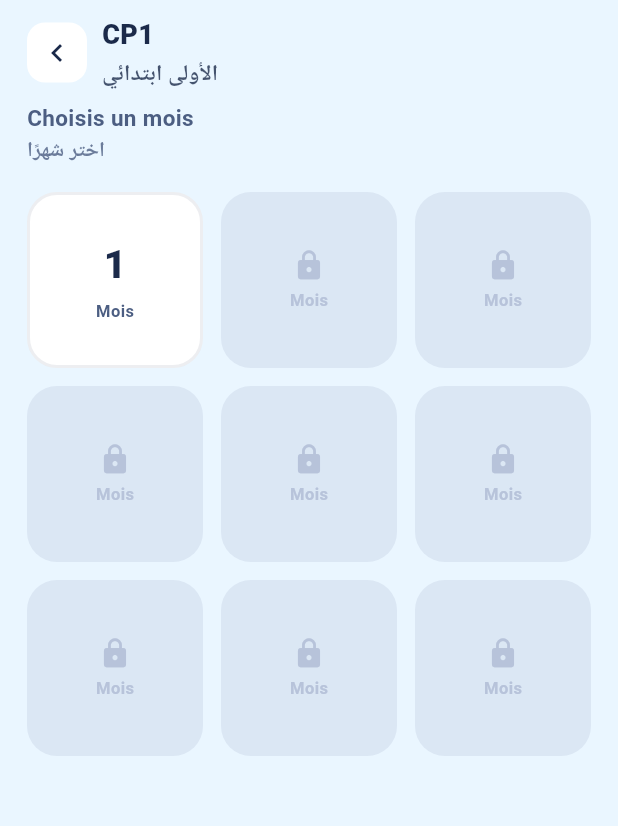
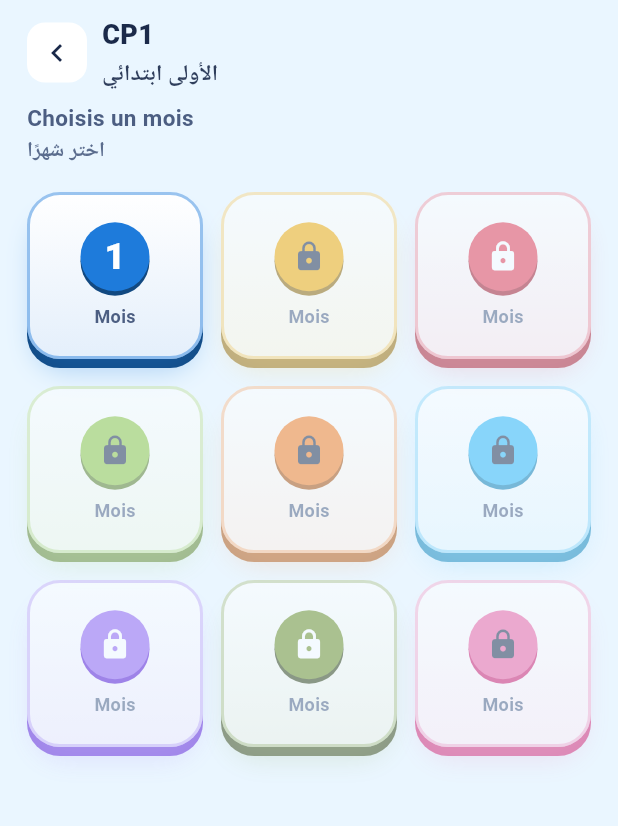
Before and after one commit to TAHA-MHT/TAALIM_IA, a Flutter app: the screen it shows after launch, after a tap on "CP1", on a phone screen of 412 x 824 dp, the part 93-919 px from its top. Run offline on Flutter 3.47's test engine with Material 3 defaults, Android fonts, the phone set to English and light mode, and no system bars; our stand-ins replace flutter_tts, shared_preferences; statements that could not run were skipped.

Commit message:
Enhance BiLabel and Subject with imagePath and shadows
Added optional shadows parameter to BiLabel and updated its usage in the widget tree. Enhanced Subject class to include imagePath and updated subjects list with image paths. Refactored _LevelCard and _SubjectCard to use imagePath and improve visual representation.

```diff
--- a/lib/main.dart
+++ b/lib/main.dart
@@ -318,6 +318,7 @@
   final FontWeight weight;
   final Color color;
   final TextAlign align;
+  final List<Shadow>? shadows;
 
   const BiLabel({
     super.key,
@@ -328,6 +329,7 @@
     this.weight = FontWeight.w800,
     this.color = AppColors.ink,
     this.align = TextAlign.start,
+    this.shadows,
   });
 
   @override
@@ -336,11 +338,11 @@
       crossAxisAlignment: align == TextAlign.center ? CrossAxisAlignment.center : CrossAxisAlignment.start,
       mainAxisSize: MainAxisSize.min,
       children: [
-        Text(fr, textAlign: align, style: TextStyle(fontWeight: weight, fontSize: frSize, color: color)),
+        Text(fr, textAlign: align, style: TextStyle(fontWeight: weight, fontSize: frSize, color: color, shadows: shadows)),
         const SizedBox(height: 2),
         Directionality(
           textDirection: TextDirection.rtl,
-          child: Text(ar, textAlign: align, style: TextStyle(fontWeight: weight, fontSize: arSize, color: color.withValues(alpha: 0.8))),
+          child: Text(ar, textAlign: align, style: TextStyle(fontWeight: weight, fontSize: arSize, color: color.withValues(alpha: 0.9), shadows: shadows)),
         ),
       ],
     );
@@ -545,6 +547,25 @@
   static const error = Color(0xFFE84855);
   static const locked = Color(0xFFB7C3DA);
 
+  // Accents 3D des matières (assortis aux icônes)
+  static const accentLecture = Color(0xFF1E7BDB);
+  static const accentCalcul = Color(0xFFE5384F);
+  static const accentLangage = Color(0xFFF2A900);
+  static const accentEcriture = Color(0xFF17A589);
+
+  // Couleurs des 9 mois
+  static const monthAccents = [
+    Color(0xFF1E7BDB), // 1 bleu
+    Color(0xFFF2A900), // 2 jaune
+    Color(0xFFE5384F), // 3 rouge
+    Color(0xFF8CC63F), // 4 vert citron
+    Color(0xFFF57C1F), // 5 orange
+    Color(0xFF29B6F6), // 6 bleu ciel
+    Color(0xFF8E5CF0), // 7 violet
+    Color(0xFF6B8E23), // 8 vert olive
+    Color(0xFFEC5FA0), // 9 rose
+  ];
+
   // Couleurs du drapeau tchadien
   static const chadBlue = Color(0xFF002664);
   static const chadYellow = Color(0xFFFECB00);
@@ -559,6 +580,7 @@
 class Subject {
   final String key;
   final String emoji;
+  final String imagePath;
   final String nameFr;
   final String nameAr;
   final Color color;
@@ -568,6 +590,7 @@
   const Subject({
     required this.key,
     required this.emoji,
+    required this.imagePath,
     required this.nameFr,
     required this.nameAr,
     required this.color,
@@ -577,10 +600,10 @@
 }
 
 const List<Subject> subjects = [
-  Subject(key: 'lecture', emoji: '🔤', nameFr: 'Lecture', nameAr: 'القراءة', color: AppColors.lecture, colorSoft: AppColors.lectureSoft),
-  Subject(key: 'calcul', emoji: '🔢', nameFr: 'Calcul', nameAr: 'الحساب', color: AppColors.calcul, colorSoft: AppColors.calculSoft),
-  Subject(key: 'langage', emoji: '🖼️', nameFr: 'Langage & images', nameAr: 'اللغة والصور', color: AppColors.langage, colorSoft: AppColors.langageSoft),
-  Subject(key: 'ecriture', emoji: '✏️', nameFr: 'Écriture', nameAr: 'الكتابة', color: AppColors.ecriture, colorSoft: AppColors.ecritureSoft),
+  Subject(key: 'lecture', emoji: '🔤', imagePath: 'assets/icon/subj_lecture-1.jpg', nameFr: 'Lecture', nameAr: 'القراءة', color: AppColors.accentLecture, colorSoft: AppColors.lectureSoft),
+  Subject(key: 'calcul', emoji: '🔢', imagePath: 'assets/icon/subj_calcul-1.jpg', nameFr: 'Calcul', nameAr: 'الحساب', color: AppColors.accentCalcul, colorSoft: AppColors.calculSoft),
+  Subject(key: 'langage', emoji: '🖼️', imagePath: 'assets/icon/subj_langage-1.jpg', nameFr: 'Langage & images', nameAr: 'اللغة والصور', color: AppColors.accentLangage, colorSoft: AppColors.langageSoft),
+  Subject(key: 'ecriture', emoji: '✏️', imagePath: 'assets/icon/subj_ecriture-1.jpg', nameFr: 'Écriture', nameAr: 'الكتابة', color: AppColors.accentEcriture, colorSoft: AppColors.ecritureSoft),
 ];
 
 Subject subjectByKey(String key) => subjects.firstWhere((s) => s.key == key, orElse: () => subjects.first);
@@ -704,7 +727,7 @@
                   Expanded(
                     child: _LevelCard(
                       color: AppColors.cp1,
-                      emoji: '🌱',
+                      imagePath: 'assets/icon/cp1_bg-1.jpg',
                       nameFr: B.cp1Fr,
                       nameAr: B.cp1Ar,
                       hintFr: B.cp1HintFr,
@@ -716,7 +739,7 @@
                   Expanded(
                     child: _LevelCard(
                       color: AppColors.cp2,
-                      emoji: '🌟',
+                      imagePath: 'assets/icon/cp2_bg-1.jpg',
                       nameFr: B.cp2Fr,
                       nameAr: B.cp2Ar,
                       hintFr: B.cp2HintFr,
@@ -736,13 +759,13 @@
 
 class _LevelCard extends StatelessWidget {
   final Color color;
-  final String emoji;
+  final String imagePath;
   final String nameFr, nameAr, hintFr, hintAr;
   final VoidCallback onTap;
 
   const _LevelCard({
     required this.color,
-    required this.emoji,
+    required this.imagePath,
     required this.nameFr,
     required this.nameAr,
     required this.hintFr,
@@ -752,21 +775,38 @@
 
   @override
   Widget build(BuildContext context) {
+    const textShadow = [
+      Shadow(color: Colors.white, blurRadius: 10),
+      Shadow(color: Colors.white, blurRadius: 4),
+    ];
     return Material(
-      color: color,
+      color: Colors.white,
       borderRadius: BorderRadius.circular(28),
+      clipBehavior: Clip.antiAlias,
       child: InkWell(
-        borderRadius: BorderRadius.circular(28),
         onTap: onTap,
-        child: Padding(
-          padding: const EdgeInsets.symmetric(vertical: 26, horizontal: 14),
-          child: Column(
-            children: [
-              Text(emoji, style: const TextStyle(fontSize: 38)),
-              const SizedBox(height: 10),
-              BiLabel(fr: nameFr, ar: nameAr, frSize: 22, arSize: 18, color: Colors.white, align: TextAlign.center),
-              const SizedBox(height: 4),
-              BiLabel(fr: hintFr, ar: hintAr, frSize: 13, arSize: 12, weight: FontWeight.w600, color: Colors.white70, align: TextAlign.center),
+        child: Ink(
+          height: 190,
+          decoration: BoxDecoration(
+            image: DecorationImage(
+              image: AssetImage(imagePath),
+              fit: BoxFit.cover,
+            ),
+          ),
+          child: Stack(
+            children: [
+              Positioned(
+                top: 10,
+                left: 8,
+                right: 8,
+                child: BiLabel(fr: nameFr, ar: nameAr, frSize: 22, arSize: 18, color: AppColors.ink, align: TextAlign.center, shadows: textShadow),
+              ),
+              Positioned(
+                bottom: 8,
+                left: 8,
+                right: 8,
+                child: BiLabel(fr: hintFr, ar: hintAr, frSize: 13, arSize: 12, weight: FontWeight.w600, color: AppColors.ink, align: TextAlign.center, shadows: textShadow),
+              ),
             ],
           ),
         ),
@@ -866,7 +906,7 @@
   }
 }
 
-class _MonthCard extends StatelessWidget {
+class _MonthCard extends StatefulWidget {
   final int month;
   final bool unlocked;
   final VoidCallback onTap;
@@ -874,26 +914,69 @@
   const _MonthCard({required this.month, required this.unlocked, required this.onTap});
 
   @override
+  State<_MonthCard> createState() => _MonthCardState();
+}
+
+class _MonthCardState extends State<_MonthCard> {
+  bool _pressed = false;
+
+  Color _darken(Color c, [double amount = 0.20]) {
+    final hsl = HSLColor.fromColor(c);
+    return hsl.withLightness((hsl.lightness - amount).clamp(0.0, 1.0)).toColor();
+  }
+
+  @override
   Widget build(BuildContext context) {
-    return Material(
-      color: unlocked ? AppColors.surface : AppColors.locked.withValues(alpha: 0.3),
-      borderRadius: BorderRadius.circular(20),
-      child: InkWell(
-        borderRadius: BorderRadius.circular(20),
-        onTap: onTap,
-        child: Container(
+    final accent = AppColors.monthAccents[(widget.month - 1) % AppColors.monthAccents.length];
+    final lip = _darken(accent);
+    // Texte foncé sur les couleurs claires (jaune, citron, orange...), blanc sur les foncées
+    final onAccent = accent.computeLuminance() > 0.23 ? AppColors.ink : Colors.white;
+    final double depth = _pressed ? 2 : 6;
+
+    return Opacity(
+      opacity: widget.unlocked ? 1.0 : 0.5,
+      child: GestureDetector(
+        behavior: HitTestBehavior.opaque,
+        onTapDown: (_) => setState(() => _pressed = true),
+        onTapUp: (_) => setState(() => _pressed = false),
+        onTapCancel: () => setState(() => _pressed = false),
+        onTap: widget.onTap,
+        child: AnimatedContainer(
+          duration: const Duration(milliseconds: 90),
+          curve: Curves.easeOut,
+          margin: EdgeInsets.only(top: 6 - depth, bottom: depth),
+          alignment: Alignment.center,
           decoration: BoxDecoration(
-            borderRadius: BorderRadius.circular(20),
-            border: Border.all(color: unlocked ? AppColors.ink.withValues(alpha: 0.08) : Colors.transparent, width: 2),
-          ),
-          alignment: Alignment.center,
+            borderRadius: BorderRadius.circular(22),
+            gradient: LinearGradient(
+              begin: Alignment.topCenter,
+              end: Alignment.bottomCenter,
+              colors: [Colors.white, Color.lerp(Colors.white, accent, 0.12)!],
+            ),
+            border: Border.all(color: accent.withValues(alpha: 0.45), width: 2),
+            boxShadow: [
+              BoxShadow(color: lip, offset: Offset(0, depth), blurRadius: 0),
+              BoxShadow(color: accent.withValues(alpha: 0.28), offset: Offset(0, depth + 6), blurRadius: 14, spreadRadius: -4),
+            ],
+          ),
           child: Column(
             mainAxisSize: MainAxisSize.min,
             children: [
-              if (!unlocked) const Icon(Icons.lock, color: AppColors.locked, size: 22),
-              if (unlocked) Text('$month', style: const TextStyle(fontWeight: FontWeight.w800, fontSize: 26, color: AppColors.ink)),
-              const SizedBox(height: 4),
-              Text(B.monthFr, style: TextStyle(fontSize: 11, fontWeight: FontWeight.w700, color: unlocked ? AppColors.inkSoft : AppColors.locked)),
+              Container(
+                width: 46,
+                height: 46,
+                alignment: Alignment.center,
+                decoration: BoxDecoration(
+                  color: accent,
+                  shape: BoxShape.circle,
+                  boxShadow: [BoxShadow(color: lip, offset: const Offset(0, 3), blurRadius: 0)],
+                ),
+                child: widget.unlocked
+                    ? Text('${widget.month}', style: TextStyle(fontWeight: FontWeight.w800, fontSize: 24, color: onAccent))
+                    : Icon(Icons.lock_rounded, color: onAccent, size: 22),
+              ),
+              const SizedBox(height: 8),
+              const Text(B.monthFr, style: TextStyle(fontSize: 12, fontWeight: FontWeight.w700, color: AppColors.inkSoft)),
             ],
           ),
         ),
@@ -963,7 +1046,8 @@
                     final s = subjects[i];
                     final best = bestScores[s.key];
                     return _SubjectCard(
-                      color: s.colorSoft,
+                      accent: s.color,
+                      imagePath: s.imagePath,
                       emoji: s.emoji,
                       nameFr: s.nameFr,
                       nameAr: s.nameAr,
@@ -1002,49 +1086,101 @@
   }
 }
 
-class _SubjectCard extends StatelessWidget {
-  final Color color;
+class _SubjectCard extends StatefulWidget {
+  final Color accent;
+  final String imagePath;
   final String emoji;
   final String nameFr, nameAr, bestText;
   final VoidCallback onTap;
   final bool dimmed;
 
-  const _SubjectCard({required this.color, required this.emoji, required this.nameFr, required this.nameAr, required this.bestText, required this.onTap, this.dimmed = false});
+  const _SubjectCard({required this.accent, required this.imagePath, required this.emoji, required this.nameFr, required this.nameAr, required this.bestText, required this.onTap, this.dimmed = false});
+
+  @override
+  State<_SubjectCard> createState() => _SubjectCardState();
+}
+
+class _SubjectCardState extends State<_SubjectCard> {
+  bool _pressed = false;
+
+  Color _darken(Color c, [double amount = 0.20]) {
+    final hsl = HSLColor.fromColor(c);
+    return hsl.withLightness((hsl.lightness - amount).clamp(0.0, 1.0)).toColor();
+  }
 
   @override
   Widget build(BuildContext context) {
+    final accent = widget.accent;
+    final lip = _darken(accent);
+    final double depth = _pressed ? 2 : 7;
+
     return Opacity(
-      opacity: dimmed ? 0.55 : 1.0,
-      child: Material(
-      color: color,
+      opacity: widget.dimmed ? 0.55 : 1.0,
+      child: GestureDetector(
+        behavior: HitTestBehavior.opaque,
+        onTapDown: (_) => setState(() => _pressed = true),
+        onTapUp: (_) => setState(() => _pressed = false),
+        onTapCancel: () => setState(() => _pressed = false),
+        onTap: widget.onTap,
+        child: AnimatedContainer(
+          duration: const Duration(milliseconds: 90),
+          curve: Curves.easeOut,
+          margin: EdgeInsets.only(top: 7 - depth, bottom: depth),
+          padding: const EdgeInsets.all(18),
+          decoration: BoxDecoration(
             borderRadius: BorderRadius.circular(28),
-      child: InkWell(
-        borderRadius: BorderRadius.circular(28),
-        onTap: onTap,
-        child: Padding(
-          padding: const EdgeInsets.all(22),
+            gradient: LinearGradient(
+              begin: Alignment.topCenter,
+              end: Alignment.bottomCenter,
+              colors: [Colors.white, Color.lerp(Colors.white, accent, 0.10)!],
+            ),
+            border: Border.all(color: accent.withValues(alpha: 0.45), width: 2),
+            boxShadow: [
+              BoxShadow(color: lip, offset: Offset(0, depth), blurRadius: 0),
+              BoxShadow(color: accent.withValues(alpha: 0.30), offset: Offset(0, depth + 8), blurRadius: 18, spreadRadius: -4),
+            ],
+          ),
           child: Row(
             children: [
               Container(
-                width: 56,
-                height: 56,
-                decoration: BoxDecoration(color: Colors.white.withValues(alpha: 0.6), borderRadius: BorderRadius.circular(16)),
-                alignment: Alignment.center,
-                child: Text(emoji, style: const TextStyle(fontSize: 34)),
+                width: 62,
+                height: 62,
+                decoration: BoxDecoration(
+                  color: Colors.white,
+                  borderRadius: BorderRadius.circular(18),
+                  border: Border.all(color: accent.withValues(alpha: 0.25), width: 2),
+                  boxShadow: [BoxShadow(color: accent.withValues(alpha: 0.25), offset: const Offset(0, 4), blurRadius: 0)],
+                ),
+                clipBehavior: Clip.antiAlias,
+                child: Image.asset(
+                  widget.imagePath,
+                  fit: BoxFit.cover,
+                  errorBuilder: (context, error, stack) => Center(child: Text(widget.emoji, style: const TextStyle(fontSize: 30))),
+                ),
               ),
               const SizedBox(width: 16),
               Expanded(
                 child: Column(
                   crossAxisAlignment: CrossAxisAlignment.start,
                   children: [
-                    BiLabel(fr: nameFr, ar: nameAr, frSize: 19, arSize: 16),
+                    BiLabel(fr: widget.nameFr, ar: widget.nameAr, frSize: 19, arSize: 16),
                     const SizedBox(height: 2),
-                    Text(bestText, style: const TextStyle(fontSize: 13, color: AppColors.inkSoft)),
-                  ],
-                ),
-              ),
-            ],
-          ),
+                    Text(widget.bestText, style: const TextStyle(fontSize: 13, color: AppColors.inkSoft)),
+                  ],
+                ),
+              ),
+              const SizedBox(width: 10),
+              Container(
+                width: 34,
+                height: 34,
+                decoration: BoxDecoration(
+                  color: accent,
+                  shape: BoxShape.circle,
+                  boxShadow: [BoxShadow(color: lip, offset: const Offset(0, 3), blurRadius: 0)],
+                ),
+                child: const Icon(Icons.chevron_right_rounded, color: Colors.white, size: 24),
+              ),
+            ],
           ),
         ),
       ),
@@ -1284,14 +1420,37 @@
           ],
         ),
         const SizedBox(height: 20),
-        GridView.count(
-          crossAxisCount: 2,
-          shrinkWrap: true,
-          physics: const NeverScrollableScrollPhysics(),
-          crossAxisSpacing: 12,
-          mainAxisSpacing: 12,
-          childAspectRatio: 2.0,
-          children: List.generate(ex.options!.length, (i) {
+        Column(
+          children: List.generate((ex.options!.length / 2).ceil(), (row) {
+            final leftI = row * 2;
+            final rightI = row * 2 + 1;
+            final hasRight = rightI < ex.options!.length;
+            return Padding(
+              padding: EdgeInsets.only(bottom: row == ((ex.options!.length / 2).ceil() - 1) ? 0 : 12),
+              child: IntrinsicHeight(
+                child: Row(
+                  crossAxisAlignment: CrossAxisAlignment.stretch,
+                  children: [
+                    Expanded(child: _qcmOptionButton(ex, leftI)),
+                    const SizedBox(width: 12),
+                    Expanded(child: hasRight ? _qcmOptionButton(ex, rightI) : const SizedBox()),
+                  ],
+                ),
+              ),
+            );
+          }),
+        ),
+        const SizedBox(height: 16),
+        if (answeredCurrent)
+          Text(
+            selectedOption == correctOption ? B.correctFr : B.incorrectFr,
+            style: TextStyle(fontWeight: FontWeight.w800, fontSize: 14, color: selectedOption == correctOption ? AppColors.success : AppColors.error),
+          ),
+      ],
+    );
+  }
+
+  Widget _qcmOptionButton(Exercise ex, int i) {
     Color bg = AppColors.chadCycle[i % 3];
     Color border = bg;
     Color textColor = AppColors.chadTextOn[i % 3];
@@ -1320,22 +1479,13 @@
         borderRadius: BorderRadius.circular(16),
         onTap: () => _answerQcm(i),
         child: Container(
+          constraints: const BoxConstraints(minHeight: 64),
           decoration: BoxDecoration(border: Border.all(color: border, width: borderWidth), borderRadius: BorderRadius.circular(16)),
           alignment: Alignment.center,
-                  padding: const EdgeInsets.symmetric(horizontal: 8),
+          padding: const EdgeInsets.symmetric(horizontal: 10, vertical: 12),
           child: BiLabel(fr: opt.fr, ar: opt.ar, frSize: 15, arSize: 13, color: textColor, align: TextAlign.center),
         ),
       ),
-            );
-          }),
-        ),
-        const SizedBox(height: 16),
-        if (answeredCurrent)
-          Text(
-            selectedOption == correctOption ? B.correctFr : B.incorrectFr,
-            style: TextStyle(fontWeight: FontWeight.w800, fontSize: 14, color: selectedOption == correctOption ? AppColors.success : AppColors.error),
-          ),
-      ],
     );
   }
 
```
Lines whose indentation alone changed are shown as unchanged.
